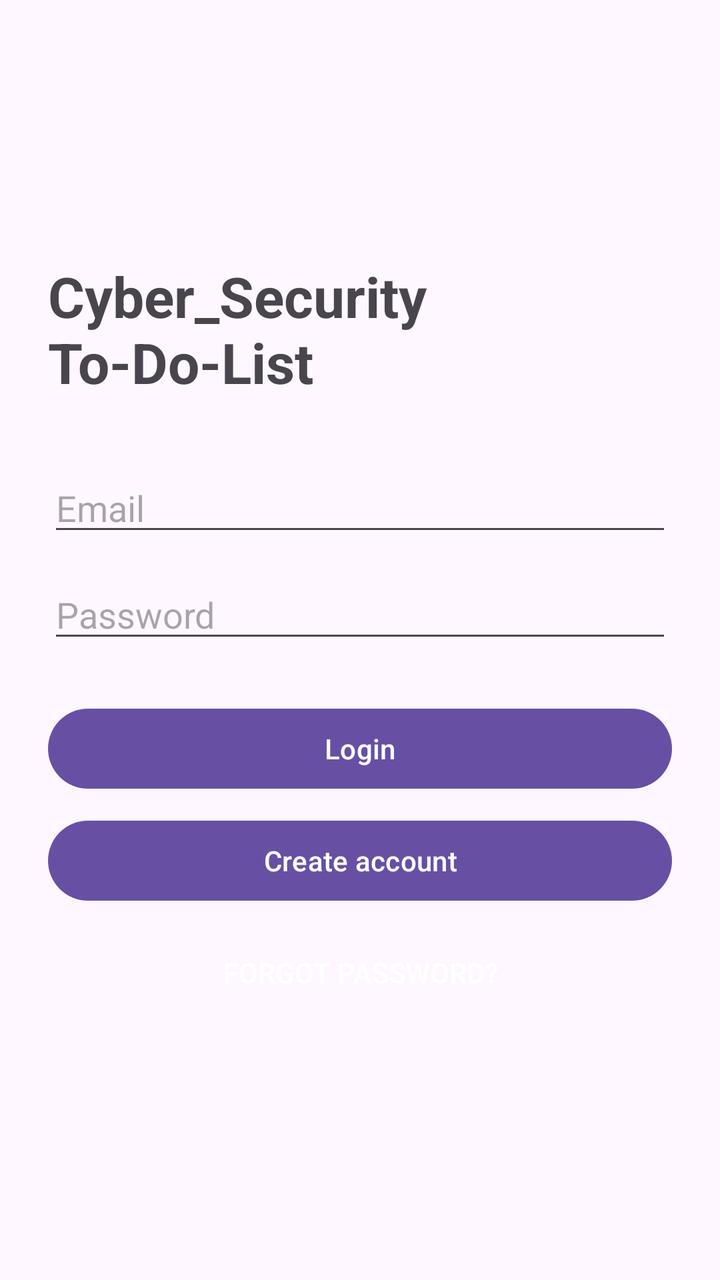
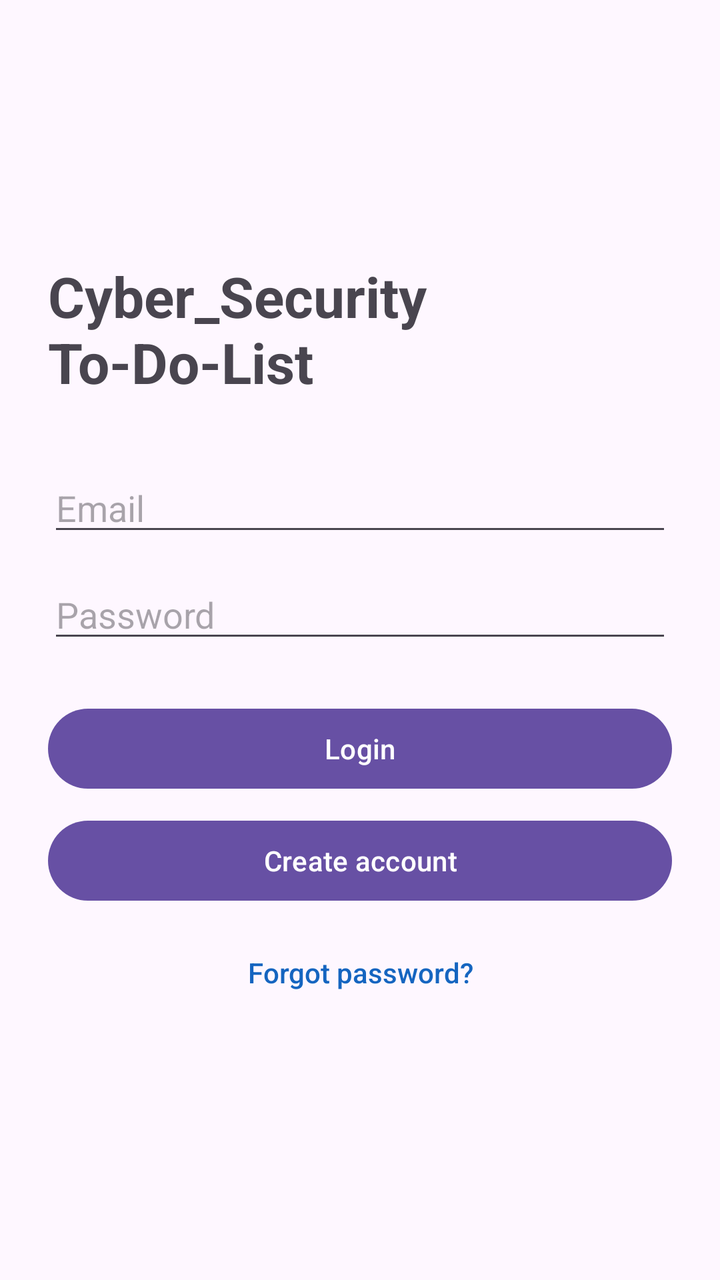

Two renders of the same Android screen: before a commit and after it. Below are the layout's source before the change and the commit's diff.
<!-- AndroidManifest.xml: application theme Theme.To_do_list -->
<!-- res/layout/activity_login.xml -->
<?xml version="1.0" encoding="utf-8"?>
<LinearLayout xmlns:android="http://schemas.android.com/apk/res/android"
    android:layout_width="match_parent"
    android:layout_height="match_parent"
    android:orientation="vertical"
    android:gravity="center"
    android:padding="24dp">

    <TextView
        android:layout_width="wrap_content"
        android:layout_height="wrap_content"
        android:text="Cyber_Security To-Do-List"
        android:textSize="28sp"
        android:textStyle="bold"
        android:layout_marginBottom="32dp" />

    <EditText
        android:id="@+id/emailInput"
        android:layout_width="match_parent"
        android:layout_height="wrap_content"
        android:hint="Email"
        android:inputType="textEmailAddress" />

    <EditText
        android:id="@+id/passwordInput"
        android:layout_width="match_parent"
        android:layout_height="wrap_content"
        android:hint="Password"
        android:inputType="textPassword"
        android:layout_marginTop="12dp" />

    <Button
        android:id="@+id/loginButton"
        android:layout_width="match_parent"
        android:layout_height="wrap_content"
        android:text="Login"
        android:layout_marginTop="24dp" />

    <Button
        android:id="@+id/registerButton"
        android:layout_width="match_parent"
        android:layout_height="wrap_content"
        android:text="Create account"
        android:layout_marginTop="8dp" />

    <Button
        android:id="@+id/forgotPasswordButton"
        style="?android:attr/borderlessButtonStyle"
        android:layout_width="wrap_content"
        android:layout_height="wrap_content"
        android:text="Forgot password?"
        android:layout_marginTop="8dp" />

</LinearLayout>
<!-- resources referenced by this layout -->
<resources>
  <style name="Theme.To_do_list" parent="Base.Theme.To_do_list" />
  <style name="Base.Theme.To_do_list" parent="Theme.Material3.DayNight.NoActionBar">
          
          
      </style>
</resources>

<!-- the commit's change to res/layout/activity_login.xml (unified diff, before → after) -->
@@ -49,6 +49,8 @@
         android:layout_width="wrap_content"
         android:layout_height="wrap_content"
         android:text="Forgot password?"
+        android:textColor="#1565C0"
+        android:textAllCaps="false"
         android:layout_marginTop="8dp" />
 
 </LinearLayout>
